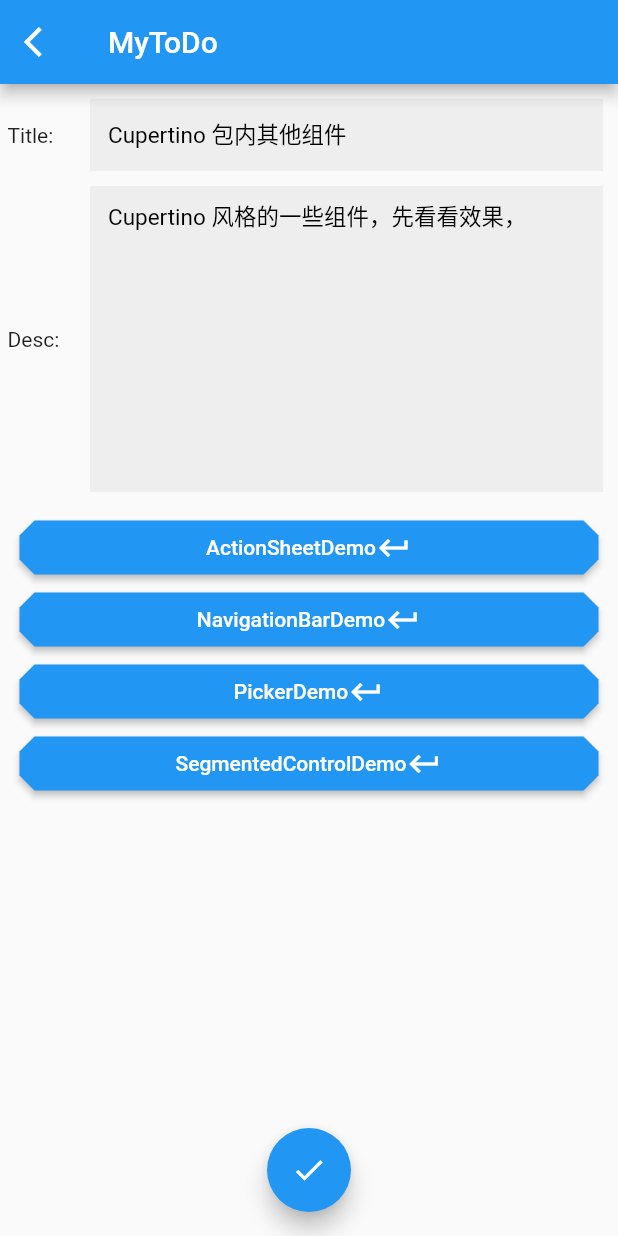
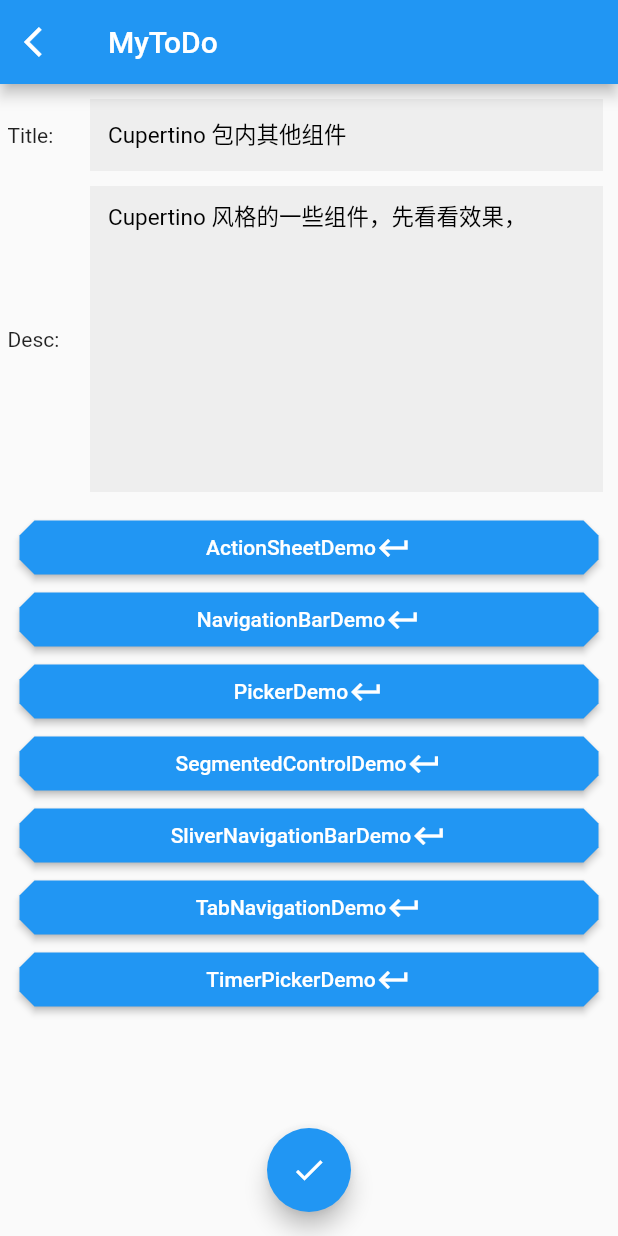
Before and after one commit to colinxiaoyu/redux-flutter-todolist, a Flutter app: the screen it shows after launch, after a tap on the "edit" icon, on a phone screen of 412 x 824 dp. Run offline on Flutter 3.47's test engine with Material 2 defaults, Android fonts, the phone set to English and light mode, and no system bars; our stand-ins replace flutter_redux, flutter_spinkit, redux; missing offline and left inert: intro_views_flutter; network calls fail.

Commit message:
添加 Ios 风格 组件

```diff
--- a/lib/page/cupertino/cupertino_navigation_bar_demo.dart
+++ b/lib/page/cupertino/cupertino_navigation_bar_demo.dart
@@ -7,7 +7,7 @@ class NavigationBarDemo extends StatelessWidget {
   Widget build(BuildContext context) {
     return CupertinoPageScaffold(
         navigationBar: CupertinoNavigationBar(
-          leading: Text('Leading'),
+//          leading: Text('Leading'),
 //          previousPageTitle: "previousPageTitle",
           middle: Text('middle'),
           trailing: Icon(CupertinoIcons.search),
--- a/lib/page/cupertino/cupertino_picker_demo.dart
+++ b/lib/page/cupertino/cupertino_picker_demo.dart
@@ -35,7 +35,7 @@ class _PickerDemoState extends State<PickerDemo> {
               backgroundColor: CupertinoColors.white,
               onSelectedItemChanged: (int index) {},
               children: [
-                Text('Test1'),
+                Text('Test1',style: TextStyle(decoration: TextDecoration.none),),
                 Text('Test2'),
                 Text('Test3'),
                 Text('Test4'),
--- a/lib/page/todo_edit_page.dart
+++ b/lib/page/todo_edit_page.dart
@@ -18,6 +18,9 @@ import 'package:redux_todolist/page/cupertino/action_sheet_demo.dart';
 import 'package:redux_todolist/page/cupertino/cupertino_navigation_bar_demo.dart';
 import 'package:redux_todolist/page/cupertino/cupertino_picker_demo.dart';
 import 'package:redux_todolist/page/cupertino/cupertino_segmented_control_demo.dart';
+import 'package:redux_todolist/page/cupertino/cupertino_sliver_navigation_bar_demo.dart';
+import 'package:redux_todolist/page/cupertino/cupertino_tab_navigation_demo.dart';
+import 'package:redux_todolist/page/cupertino/cupertino_timer_picker_demo.dart';
 import 'package:redux_todolist/page/material//audio_screen.dart';
 import 'package:redux_todolist/page/material/bottom_appBar_demo.dart';
 import 'package:redux_todolist/page/material/chip_page.dart';
@@ -318,7 +321,15 @@ class _TodoEditPageState extends State<TodoEditPage> {
       case 'SegmentedControlDemo':
         push(SegmentedControlDemo());
         break;
-
+      case 'SliverNavigationBarDemo':
+        push(SliverNavigationBarDemo());
+        break;
+      case 'TabNavigationDemo':
+        push(TabNavigationDemo());
+        break;
+      case 'TimerPickerDemo':
+        push(TimerPickerDemo());
+        break;
 
       default:
         break;
--- a/lib/reducer/list_reducer.dart
+++ b/lib/reducer/list_reducer.dart
@@ -33,7 +33,15 @@ class TodoList {
       title: 'Cupertino 包内其他组件',
       desc: 'Cupertino 风格的一些组件，先看看效果，',
       isDone: false,
-      todo: ['ActionSheetDemo','NavigationBarDemo','PickerDemo','SegmentedControlDemo'],
+      todo: [
+        'ActionSheetDemo',
+        'NavigationBarDemo',
+        'PickerDemo',
+        'SegmentedControlDemo',
+        'SliverNavigationBarDemo',
+        'TabNavigationDemo',
+        'TimerPickerDemo'
+      ],
     ),
     ToDoState(
       uniqueId: '0',
@@ -55,7 +63,7 @@ class TodoList {
       desc: 'listview上下滑动时自动隐藏 底部 \n'
           '需要掌握 AnimatedBuilder Animation.animate 等动画\n'
           '官网例子 Spinner',
-      todo: ['HideBottomBarDemo','SpinnerDemo'],
+      todo: ['HideBottomBarDemo', 'SpinnerDemo'],
       isDone: true,
     ),
     ToDoState(
@@ -78,7 +86,7 @@ class TodoList {
       desc: '两个页面公用 一个 widget ，在切换页面时 widget 动态变化\n'
           'flutter 原生效果',
       isDone: true,
-      todo: ['HeroDemo','HeroPhoto','HeroBasicStructure'],
+      todo: ['HeroDemo', 'HeroPhoto', 'HeroBasicStructure'],
     ),
     ToDoState(
       uniqueId: '4',
@@ -92,50 +100,59 @@ class TodoList {
       title: 'Stream',
       desc: 'stream 相关应用 \n 基于 stream 有一个 Provide 框架 可以看看',
       isDone: false,
-      todo: ['SimpleStreamPage','IMPage'],
+      todo: ['SimpleStreamPage', 'IMPage'],
     ),
     ToDoState(
       uniqueId: '6',
       title: 'Material 包内其他组件',
       desc: 'Material 为我们提供了许多丰富的小 widget，同时也提供了许多已经封装好的成熟的 widget，值得学习',
       isDone: false,
-      todo: ['SearchBarDemo','BottomAppBarDemo','ChipPage','ExpansionTileDemo','ExpansionPanelListDemo'],
+      todo: [
+        'SearchBarDemo',
+        'BottomAppBarDemo',
+        'ChipPage',
+        'ExpansionTileDemo',
+        'ExpansionPanelListDemo'
+      ],
     ),
     ToDoState(
       uniqueId: '6.1',
       title: 'Material 包内其他组件2',
       desc: '可上下扩展，伸缩的 Expansion ',
       isDone: false,
-      todo: ['ExpansionTileDemo','ExpansionPanelListDemo'],
+      todo: ['ExpansionTileDemo', 'ExpansionPanelListDemo'],
     ),
-
     ToDoState(
       uniqueId: '8',
       title: 'Material 包内其他组件3',
       desc: 'FrostedGlass 毛玻璃效果 ',
       isDone: true,
-      todo: ['FrostedGlassDemo',],
+      todo: [
+        'FrostedGlassDemo',
+      ],
     ),
     ToDoState(
       uniqueId: '8.1',
       title: 'BottomNavigation',
       desc: 'BottomNavigation 相关的例子 ',
       isDone: false,
-      todo: ['BottomNavigationWidget','BottomNavigationKeepAlive'],
+      todo: ['BottomNavigationWidget', 'BottomNavigationKeepAlive'],
     ),
     ToDoState(
       uniqueId: '9',
       title: 'IntroViewDemo',
       desc: '第三方库 intro_views_flutter: ^2.4.0 超炫的动画效果 ',
       isDone: true,
-      todo: ['IntroViewDemo',],
+      todo: [
+        'IntroViewDemo',
+      ],
     ),
     ToDoState(
       uniqueId: '10',
       title: 'KeepAlive',
       desc: 'KeepAliveDemo  页面切换时，保持页面的状态不消失  ',
       isDone: true,
-      todo: ['KeepAliveDemo','BottomNavigationKeepAlive'],
+      todo: ['KeepAliveDemo', 'BottomNavigationKeepAlive'],
     ),
     ToDoState(
       uniqueId: '11',
@@ -143,16 +160,21 @@ class TodoList {
       desc: 'List 从网络获取数据，渲染页面等一系列交互,其中 RecordableListViewDemo '
           '是可以拖动item 到其他位置',
       isDone: false,
-      todo: ['PullOnLoading','PullToRefresh','PullDownRefreshPullUp','GridViewDemo','RecordableListViewDemo'],
+      todo: [
+        'PullOnLoading',
+        'PullToRefresh',
+        'PullDownRefreshPullUp',
+        'GridViewDemo',
+        'RecordableListViewDemo'
+      ],
     ),
     ToDoState(
       uniqueId: '12',
       title: 'OverlayDemo',
       desc: 'Overla 相关API 以及注意事项',
       isDone: true,
-      todo: ['OverlayDemo','OverlayDemo2'],
+      todo: ['OverlayDemo', 'OverlayDemo2'],
     ),
-
   ];
 
   TodoList({this.list});
```
Also changed, not shown: lib/page/cupertino/cupertino_sliver_navigation_bar_demo.dart (added, +59 -0 lines), lib/page/cupertino/cupertino_tab_navigation_demo.dart (added, +31 -0 lines), lib/page/cupertino/cupertino_timer_picker_demo.dart (added, +43 -0 lines), lib/page/cupertino/random_pk.dart (added, +50 -0 lines). Lines whose indentation alone changed are shown as unchanged.
